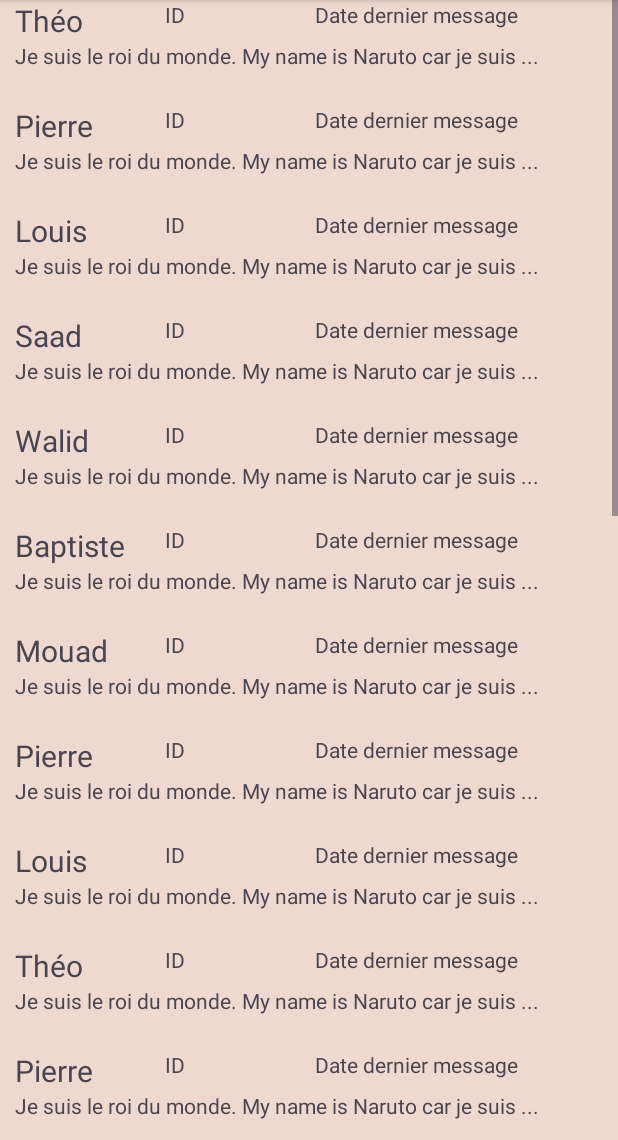
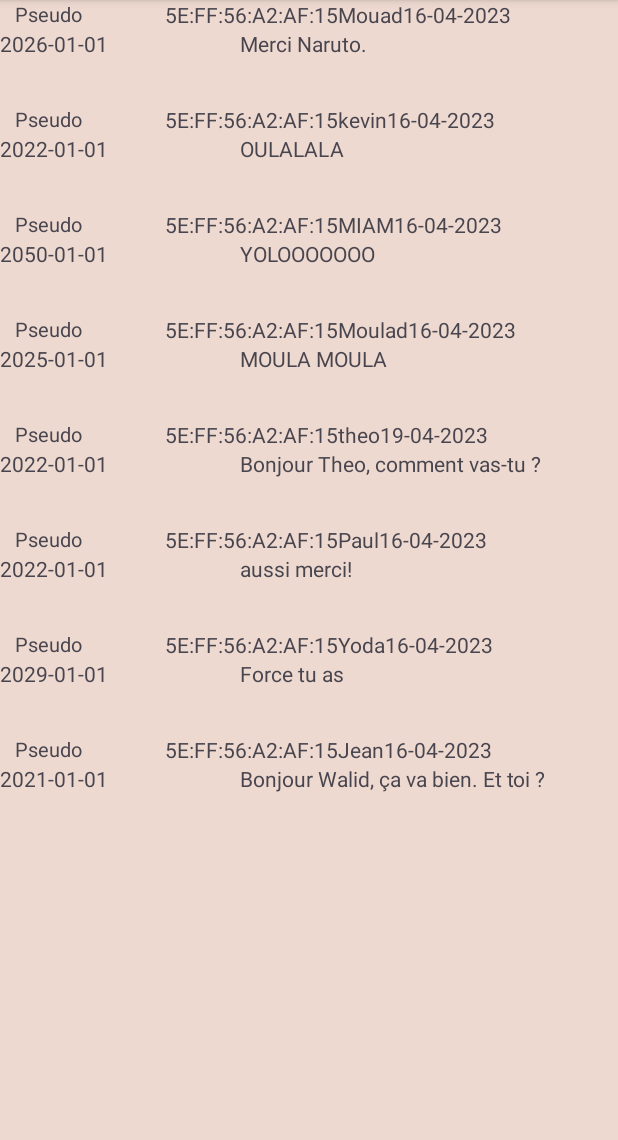
Before and after one commit to saadbouhya/fastSlowChat, an Android app: the fragment ChatFragment shown on its own in the app's theme, on a phone screen of 412 x 824 dp, the part 96-1236 px from its top. Run offline under Robolectric (Android 15) with nearby library versions, the phone set to English and light mode, and no system bars.

Commit message:
view chat search information from json

```diff
--- a/app/src/main/java/com/example/slowvf/Controller/chatController.java
+++ b/app/src/main/java/com/example/slowvf/Controller/chatController.java
@@ -4,8 +4,17 @@ import android.content.Context;
 
 import com.example.slowvf.Dao.Impl.ReceivedSentLocalDao;
 import com.example.slowvf.Model.Local;
+import com.example.slowvf.Model.LocalForMessage;
+import com.example.slowvf.Model.ReceivedMessage;
+import com.example.slowvf.Model.SentMessage;
 
 import java.io.IOException;
+import java.util.ArrayList;
+import java.util.HashMap;
+import java.util.HashSet;
+import java.util.List;
+import java.util.Map;
+import java.util.Set;
 
 //   chatController chatController = new chatController(getApplicationContext()); pour l'appeler
 public class chatController {
@@ -20,5 +29,72 @@ public Local getMessagesReceivedSentLocal() throws IOException {
         return ReceivedSentLocalDao.localfile(context);
 }
 
+    public List<String> getUniqueIdSendersAndReceivers() throws IOException {
+        Set<String> sendersAndReceivers = new HashSet<>();
+        Local local = getMessagesReceivedSentLocal();
+        for (SentMessage sentMessage : local.getSent_messages()) {
+            sendersAndReceivers.add(sentMessage.getId_receiver());
+        }
+
+        for (ReceivedMessage receivedMessage : local.getReceived_messages()) {
+            sendersAndReceivers.add(receivedMessage.getId_sender());
+        }
+
+        return new ArrayList<>(sendersAndReceivers);
+    }
+
+    public List<LocalForMessage> getLastMessagesForUniqueSendersAndReceivers() throws IOException {
+        Local local = getMessagesReceivedSentLocal();
+        List<String> uniqueSendersAndReceivers = getUniqueIdSendersAndReceivers();
+        List<LocalForMessage> lastMessages = new ArrayList<>();
+
+        // Map pour stocker le dernier message de chaque id_sender et id_receiver
+        Map<String, String> lastMessagesMap = new HashMap<>();
+
+        // Map pour stocker la date du dernier message de chaque id_sender et id_receiver
+        Map<String, String> lastDatesMap = new HashMap<>();
+
+        // Itération à travers les sent_messages de Local
+        for (SentMessage sentMessage : local.getSent_messages()) {
+            String id_receiver = sentMessage.getId_receiver();
+            String message = sentMessage.getTexte();
+            String date = sentMessage.getDate_writing();
+
+            // Si l'id_receiver est dans la liste des id_sender et id_receiver uniques
+            if (uniqueSendersAndReceivers.contains(id_receiver)) {
+                // Si le message est plus récent que le dernier message connu pour cet id_receiver
+                if (!lastDatesMap.containsKey(id_receiver) || date.compareTo(lastDatesMap.get(id_receiver)) > 0) {
+                    lastMessagesMap.put(id_receiver, message);
+                    lastDatesMap.put(id_receiver, date);
+                }
+            }
+        }
+
+        // Itération à travers les received_messages de Local
+        for (ReceivedMessage receivedMessage : local.getReceived_messages()) {
+            String id_sender = receivedMessage.getId_sender();
+            String message = receivedMessage.getTexte();
+            String date = receivedMessage.getDate_writing();
+
+            // Si l'id_sender est dans la liste des id_sender et id_receiver uniques
+            if (uniqueSendersAndReceivers.contains(id_sender)) {
+                // Si le message est plus récent que le dernier message connu pour cet id_sender
+                if (!lastDatesMap.containsKey(id_sender) || date.compareTo(lastDatesMap.get(id_sender)) > 0) {
+                    lastMessagesMap.put(id_sender, message);
+                    lastDatesMap.put(id_sender, date);
+                }
+            }
+        }
+
+        // Création de la liste de résultats
+        for (String id : uniqueSendersAndReceivers) {
+            String message = lastMessagesMap.get(id);
+            String date = lastDatesMap.get(id);
+            lastMessages.add(new LocalForMessage("voirContact",id,message,date));
+        }
+
+        return lastMessages;
+    }
+
 
 }
--- /dev/null
+++ b/app/src/main/java/com/example/slowvf/Model/LocalForMessage.java
@@ -0,0 +1,32 @@
+package com.example.slowvf.Model;
+
+public class LocalForMessage {
+
+    private final String name;
+    private final String id;
+    private final String message;
+    private final String date_writing;
+
+    public LocalForMessage(String name, String id, String message, String date_writing) {
+        this.name = name;
+        this.id = id;
+        this.message = message;
+        this.date_writing = date_writing;
+    }
+
+    public String getName2() {
+        return name;
+    }
+
+    public String getId() {
+        return id;
+    }
+
+    public String getMessage() {
+        return message;
+    }
+
+    public String getDate_writing() {
+        return date_writing;
+    }
+}
--- /dev/null
+++ b/app/src/main/java/com/example/slowvf/Model/LocalMessageList.java
@@ -0,0 +1,19 @@
+package com.example.slowvf.Model;
+
+import java.util.List;
+
+public class LocalMessageList {
+    List<LocalForMessage> localForMessages;
+
+    public LocalMessageList(List<LocalForMessage> localForMessages) {
+        this.localForMessages = localForMessages;
+    }
+
+    public List<LocalForMessage> getLocalForMessages() {
+        return localForMessages;
+    }
+
+    public void setLocalForMessages(List<LocalForMessage> localForMessages) {
+        this.localForMessages = localForMessages;
+    }
+}
--- a/app/src/main/java/com/example/slowvf/View/Adapters/CustomAdapterChat.java
+++ b/app/src/main/java/com/example/slowvf/View/Adapters/CustomAdapterChat.java
@@ -7,27 +7,48 @@ import android.widget.TextView;
 
 import androidx.recyclerview.widget.RecyclerView;
 
+import com.example.slowvf.Model.Local;
+import com.example.slowvf.Model.LocalForMessage;
 import com.example.slowvf.R;
+
+import java.util.List;
 
 public class CustomAdapterChat extends RecyclerView.Adapter<CustomAdapterChat.ViewHolder> {
 
-    private String[] localDataSet;
+    private List<LocalForMessage> localDataSet;
 
     public static class ViewHolder extends RecyclerView.ViewHolder {
-        private final TextView textView;
+        private final TextView name;
+        private final TextView id;
+        private final TextView message;
+        private final TextView date_writing;
+
+        public TextView getName() {
+            return name;
+        }
+
+        public TextView getId() {
+            return id;
+        }
+
+        public TextView getMessage() {
+            return message;
+        }
+
+        public TextView getDate_writing() {
+            return date_writing;
+        }
 
         public ViewHolder(View view) {
             super(view);
-
-            textView = (TextView) view.findViewById(R.id.textView);
-        }
-
-        public TextView getTextView() {
-            return textView;
+            name = (TextView) view.findViewById(R.id.textView);
+            id = (TextView) view.findViewById(R.id.textView4);
+            message = (TextView) view.findViewById(R.id.textView52);
+            date_writing = (TextView) view.findViewById(R.id.textView5);
         }
     }
 
-    public CustomAdapterChat(String[] dataSet) {
+    public CustomAdapterChat(List<LocalForMessage> dataSet) {
         localDataSet = dataSet;
     }
 
@@ -41,11 +62,22 @@ public class CustomAdapterChat extends RecyclerView.Adapter<CustomAdapterChat.Vi
 
     @Override
     public void onBindViewHolder(ViewHolder viewHolder, final int position) {
-        viewHolder.getTextView().setText(localDataSet[position]);
+        String text = localDataSet.get(position).getMessage();
+        String id = localDataSet.get(position).getId();
+        String date_writing = localDataSet.get(position).getDate_writing();
+
+        String pseudo = "Pseudo";
+
+        viewHolder.getMessage().setText(text);
+        viewHolder.getId().setText(id);
+        viewHolder.getDate_writing().setText(date_writing.substring(0, 10));
+        viewHolder.getName().setText(pseudo);
+
+
     }
 
     @Override
     public int getItemCount() {
-        return 24;
+        return localDataSet.size();
     }
 }
--- a/app/src/main/java/com/example/slowvf/View/Fragments/ChatFragment.java
+++ b/app/src/main/java/com/example/slowvf/View/Fragments/ChatFragment.java
@@ -9,8 +9,12 @@ import androidx.fragment.app.Fragment;
 import androidx.recyclerview.widget.LinearLayoutManager;
 import androidx.recyclerview.widget.RecyclerView;
 
+import com.example.slowvf.Controller.chatController;
 import com.example.slowvf.View.Adapters.CustomAdapterChat;
 import com.example.slowvf.R;
+import com.example.slowvf.View.Adapters.CustomAdapterReceived;
+
+import java.io.IOException;
 
 
 public class ChatFragment extends Fragment {
@@ -19,7 +23,7 @@ public class ChatFragment extends Fragment {
     private RecyclerView.Adapter mAdapter;
     private RecyclerView.LayoutManager layoutManager;
     public ChatFragment(){}
-    private String[] myDataset = {"Théo", "Pierre", "Louis","Saad", "Walid", "Baptiste","Mouad", "Pierre", "Louis","Théo", "Pierre", "Louis","Théo", "Pierre", "Louis","Théo", "Pierre", "Louis","Théo", "Pierre", "Louis","Théo", "Pierre", "Louis"};
+   // private String[] myDataset = {"Théo", "Pierre", "Louis","Saad", "Walid", "Baptiste","Mouad", "Pierre", "Louis","Théo", "Pierre", "Louis","Théo", "Pierre", "Louis","Théo", "Pierre", "Louis","Théo", "Pierre", "Louis","Théo", "Pierre", "Louis"};
 
     public static ChatFragment newInstance() {
         return (new ChatFragment());
@@ -28,16 +32,23 @@ public class ChatFragment extends Fragment {
     @Override
     public View onCreateView(LayoutInflater inflater, ViewGroup container,
                              Bundle savedInstanceState) {
-
+        chatController chatController = null;
+        try {
+            chatController = new chatController(getContext());
+        } catch (IOException e) {
+            e.printStackTrace();
+        }
         View view = inflater.inflate(R.layout.fragment_chat, container, false);
         recyclerView = view.findViewById(R.id.recyclerViewChat);
 
 
         layoutManager = new LinearLayoutManager(getActivity());
         recyclerView.setLayoutManager(layoutManager);
-
-
-        mAdapter = new CustomAdapterChat(myDataset);
+        try {
+            mAdapter = new CustomAdapterChat(chatController.getLastMessagesForUniqueSendersAndReceivers());
+        } catch (IOException e) {
+            e.printStackTrace();
+        }
         recyclerView.setAdapter(mAdapter);
 
         return view;
--- a/app/src/main/java/com/example/slowvf/View/Fragments/ReceivedFragment.java
+++ b/app/src/main/java/com/example/slowvf/View/Fragments/ReceivedFragment.java
@@ -49,6 +49,8 @@ public class ReceivedFragment extends Fragment {
 
         try {
             mAdapter = new CustomAdapterReceived(chatController.getMessagesReceivedSentLocal());
+            System.out.println(chatController.getUniqueIdSendersAndReceivers());
+            chatController.getLastMessagesForUniqueSendersAndReceivers();
         } catch (IOException e) {
             e.printStackTrace();
         }
--- a/app/src/main/res/layout/chat_item.xml
+++ b/app/src/main/res/layout/chat_item.xml
@@ -16,22 +16,24 @@
             android:layout_height="match_parent"
             android:layout_marginLeft="10dp"
             android:text="NOM"
-            android:textSize="20sp" />
+            android:textSize="13sp" />
 
         <TextView
             android:id="@+id/textView4"
-            android:layout_width="100dp"
+            android:layout_width="304dp"
             android:layout_height="match_parent"
             android:text="ID" />
 
-        <TextView
-            android:id="@+id/textView5"
-            android:layout_width="150dp"
-            android:layout_height="match_parent"
-            android:text="Date dernier message" />
+    </LinearLayout>
+<LinearLayout
+    android:layout_width="wrap_content"
+    android:layout_height="wrap_content">
 
-    </LinearLayout>
-
+    <TextView
+        android:id="@+id/textView5"
+        android:layout_width="150dp"
+        android:layout_height="match_parent"
+        android:text="Date dernier message" />
     <TextView
         android:id="@+id/textView52"
         android:layout_width="wrap_content"
@@ -39,5 +41,5 @@
         android:layout_marginLeft="10dp"
         android:text="Je suis le roi du monde. My name is Naruto car je suis ..." />
 
-
 </LinearLayout>
+</LinearLayout>
```
Also changed, not shown: app/src/main/assets/Local.json (+4 -4 lines).
